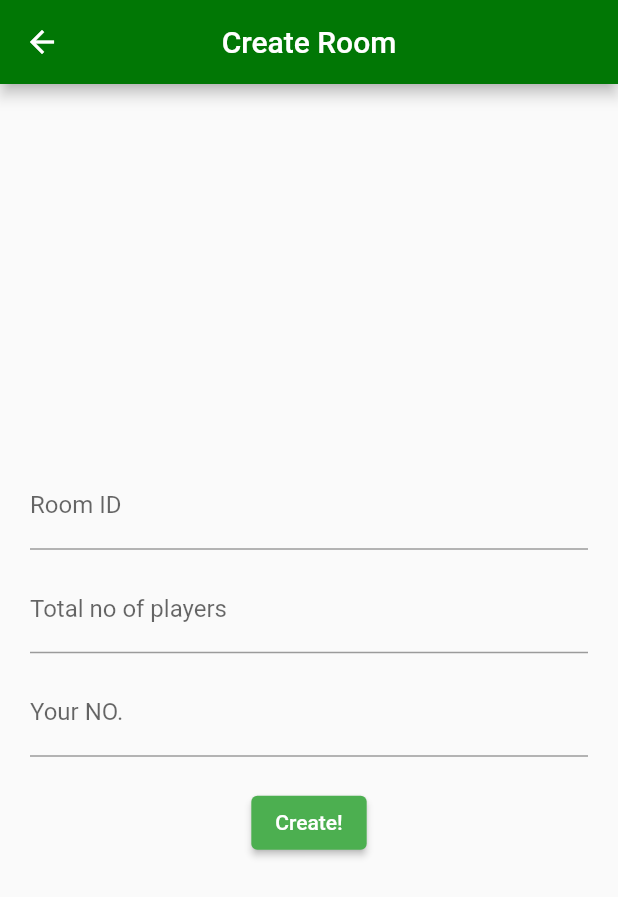
After one commit to Bibhuprasad740/Bingo, a Flutter app: the screen it shows once a user with an empty profile is signed in, after a tap on "Create Room", on a phone screen of 412 x 824 dp. The commit adds this screen. Shown: the top 897 px of the screen. Run offline on Flutter 3.47's test engine with Material 2 defaults, Android fonts, the phone set to English and light mode, and no system bars; our stand-ins replace cloud_firestore, firebase_auth, firebase_core, get; accounts and stored records are empty; network calls fail.

Commit message:
finished part 1

```diff
--- a/lib/globals.dart
+++ b/lib/globals.dart
@@ -14,4 +14,5 @@ class Globals {
   static const primaryColor = Colors.white;
   static const accent1 = Color.fromARGB(255, 1, 119, 5);
   static const accent2 = Colors.black;
+  static const lightRed = Color.fromARGB(255, 221, 140, 134);
 }
--- a/lib/main.dart
+++ b/lib/main.dart
@@ -22,6 +22,9 @@ class MyApp extends StatelessWidget {
     return GetMaterialApp(
       debugShowCheckedModeBanner: false,
       theme: ThemeData.light().copyWith(
+        colorScheme: ColorScheme.fromSwatch(
+          primarySwatch: Colors.green,
+        ),
         appBarTheme: const AppBarTheme(
           backgroundColor: Globals.accent1,
           centerTitle: true,
--- /dev/null
+++ b/lib/views/screens/create_room_screen.dart
@@ -0,0 +1,98 @@
+import 'package:flutter/material.dart';
+import 'package:get/get.dart';
+
+import '../../globals.dart';
+import 'game_screen.dart';
+
+class CreateRoomScreen extends StatefulWidget {
+  CreateRoomScreen({Key? key}) : super(key: key);
+
+  @override
+  State<CreateRoomScreen> createState() => _CreateRoomScreenState();
+}
+
+class _CreateRoomScreenState extends State<CreateRoomScreen> {
+  final TextEditingController _roomIdController = TextEditingController();
+  final TextEditingController _playerNoController = TextEditingController();
+  final TextEditingController _noOfPlayersController = TextEditingController();
+
+  @override
+  void dispose() {
+    super.dispose();
+    _roomIdController.dispose();
+    _playerNoController.dispose();
+    _noOfPlayersController.dispose();
+  }
+
+  @override
+  Widget build(BuildContext context) {
+    return Scaffold(
+      appBar: AppBar(
+        title: const Text('Create Room'),
+      ),
+      body: Container(
+        padding: const EdgeInsets.all(20),
+        child: Column(
+          mainAxisAlignment: MainAxisAlignment.center,
+          children: [
+            TextFormField(
+              controller: _roomIdController,
+              decoration: const InputDecoration(labelText: 'Room ID'),
+              onChanged: (value) => Globals.authController.email.value = value,
+              validator: (value) {
+                if (value == null || value.isEmpty || value == '') {
+                  return 'Please enter a valid room id';
+                }
+                return null;
+              },
+            ),
+            const SizedBox(height: 10),
+            TextFormField(
+              controller: _noOfPlayersController,
+              decoration:
+                  const InputDecoration(labelText: 'Total no of players'),
+              onChanged: (value) => Globals.authController.email.value = value,
+              validator: (value) {
+                if (value == null || value.isEmpty || value == '') {
+                  return 'Please enter total players count';
+                }
+                return null;
+              },
+            ),
+            const SizedBox(height: 10),
+            TextFormField(
+              controller: _playerNoController,
+              decoration: const InputDecoration(labelText: 'Your NO.'),
+              onChanged: (value) => Globals.authController.email.value = value,
+              validator: (value) {
+                if (value == null || value.isEmpty || value == '') {
+                  return 'Please enter player no';
+                }
+                return null;
+              },
+            ),
+            const SizedBox(height: 20),
+            ElevatedButton(
+              onPressed: () {
+                if (_roomIdController.text != '' &&
+                    _playerNoController.text != '') {
+                  Get.to(
+                    () => GameScreen(
+                      totalNoOfPlayers:
+                          int.parse(_noOfPlayersController.text.trim()),
+                      playerNumber: int.parse(_playerNoController.text.trim()),
+                      roomId: _roomIdController.text.trim(),
+                    ),
+                  );
+                } else {
+                  Get.snackbar('Error', 'Please fill all the details.');
+                }
+              },
+              child: const Text('Create!'),
+            )
+          ],
+        ),
+      ),
+    );
+  }
+}
--- /dev/null
+++ b/lib/views/screens/room_screen.dart
@@ -0,0 +1,29 @@
+import 'package:bingo/views/screens/create_room_screen.dart';
+import 'package:bingo/views/screens/join_room_screen.dart';
+import 'package:flutter/material.dart';
+import 'package:get/get.dart';
+
+class RoomScreen extends StatelessWidget {
+  const RoomScreen({Key? key}) : super(key: key);
+
+  @override
+  Widget build(BuildContext context) {
+    return Scaffold(
+      body: Center(
+        child: Column(
+          mainAxisAlignment: MainAxisAlignment.center,
+          children: [
+            ElevatedButton(
+              onPressed: () => Get.to(() => CreateRoomScreen()),
+              child: const Text('Create Room'),
+            ),
+            ElevatedButton(
+              onPressed: () => Get.to(() => JoinRoomScreen()),
+              child: const Text('Join Room'),
+            )
+          ],
+        ),
+      ),
+    );
+  }
+}
```
Also changed, not shown: lib/controllers/auth_controller.dart (+4 -3 lines), lib/views/screens/game_screen.dart (+137 -10 lines), lib/views/screens/join_room_screen.dart (added, +97 -0 lines), lib/views/widgets/bingo_item.dart (added, +32 -0 lines).
